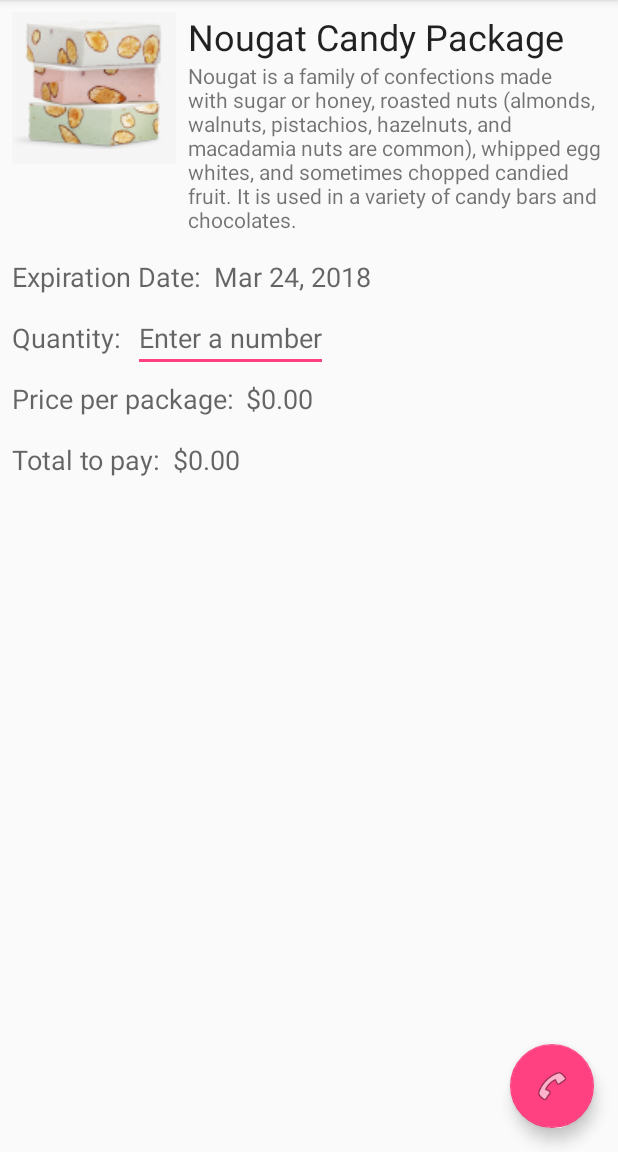
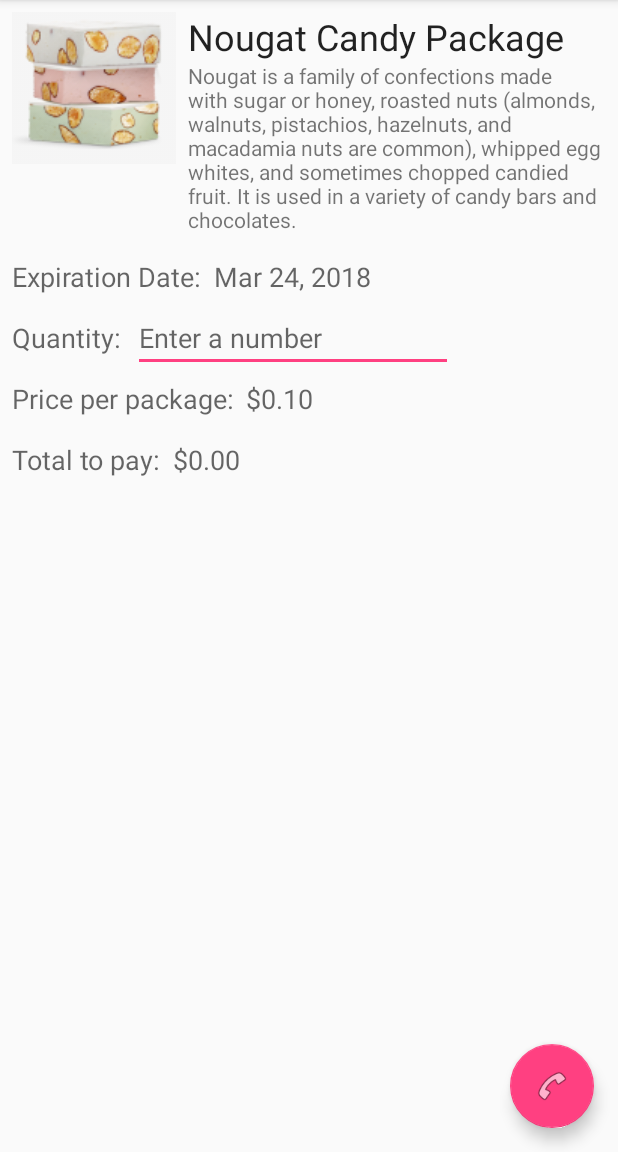
Before and after one commit to bryonnicoson-Android-Certification/LocaleText, an Android app: the screen it shows after launch (MainActivity), on a phone screen of 412 x 824 dp, the part 84-1236 px from its top. Run offline under Robolectric (Android 15) with nearby library versions, the phone set to English and light mode, and no system bars.

Commit message:
Locale price conversion/format

```diff
--- a/app/src/main/java/com/example/android/localetext/MainActivity.java
+++ b/app/src/main/java/com/example/android/localetext/MainActivity.java
@@ -37,6 +37,7 @@ import java.text.DateFormat;
 import java.text.NumberFormat;
 import java.text.ParseException;
 import java.util.Date;
+import java.util.Locale;
 import java.util.concurrent.TimeUnit;
 
 /**
@@ -49,6 +50,14 @@ public class MainActivity extends AppCompatActivity {
     private NumberFormat mNumberFormat = NumberFormat.getInstance();
 
     private int mInputQuantity = 1;
+
+    // Fixed price in U.S. dollars and cents: ten cents.
+    private double mPrice = 0.10;
+    // Exchange rates for Spain (ES) and Israel (IW).
+    private double mEsExchangeRate = 0.93; // 0.93 euros = $1
+    private double mIwExchangeRate = 3.61; // 3.61 new shekels = $1
+
+    private NumberFormat mCurrencyFormat = NumberFormat.getCurrencyInstance();
 
     /**
      * Creates the view with a toolbar for the options menu
@@ -82,6 +91,40 @@ public class MainActivity extends AppCompatActivity {
         TextView expirationDateView = findViewById(R.id.date);
         expirationDateView.setText(myFormattedDate);
 
+        // Set up the price and currency format.
+        String myFormattedPrice;
+        String deviceLocale = Locale.getDefault().getCountry();
+
+        switch (deviceLocale){
+            case "ES":
+                mPrice *= mEsExchangeRate;
+                break;
+            case "IL":
+                mPrice *= mIwExchangeRate;
+                break;
+            default:
+                mCurrencyFormat = NumberFormat.getCurrencyInstance(Locale.US);
+        }
+        myFormattedPrice = mCurrencyFormat.format(mPrice);
+
+
+        /**
+        if (deviceLocale.equals("ES") || deviceLocale.equals("IL")) {
+            if (deviceLocale.equals("ES")) {
+                mPrice *= mEsExchangeRate;
+            } else {
+                mPrice *= mIwExchangeRate;
+            }
+            myFormattedPrice = mCurrencyFormat.format(mPrice);
+        } else {
+            mCurrencyFormat = NumberFormat.getCurrencyInstance(Locale.US);
+            myFormattedPrice = mCurrencyFormat.format(mPrice);
+        }
+        **/
+
+        TextView localePrice = findViewById(R.id.price);
+        localePrice.setText(myFormattedPrice);
+
         // Add an onEditorActionListener to the EditText
         final EditText enteredQuantity = findViewById(R.id.quantity);
         enteredQuantity.setOnEditorActionListener(new EditText.OnEditorActionListener() {
@@ -111,6 +154,7 @@ public class MainActivity extends AppCompatActivity {
                 return false;
             }
         });
+
 
     }
 
--- a/app/src/main/res/layout/content_main.xml
+++ b/app/src/main/res/layout/content_main.xml
@@ -107,13 +107,14 @@ limitations under the License. -->
 
     <EditText
         android:id="@+id/quantity"
+        style="@android:style/Widget.EditText"
         android:layout_width="wrap_content"
         android:layout_height="wrap_content"
         android:layout_marginLeft="@dimen/standard_margin"
         android:layout_marginStart="@dimen/standard_margin"
+        android:ems="10"
+        android:hint="@string/quantity_hint"
         android:inputType="number"
-        style="@android:style/Widget.EditText"
-        android:hint="@string/quantity_hint"
         app:layout_constraintBaseline_toBaselineOf="@id/quantity_label"
         app:layout_constraintLeft_toRightOf="@id/quantity_label"
         app:layout_constraintStart_toEndOf="@id/quantity_label" />
```
